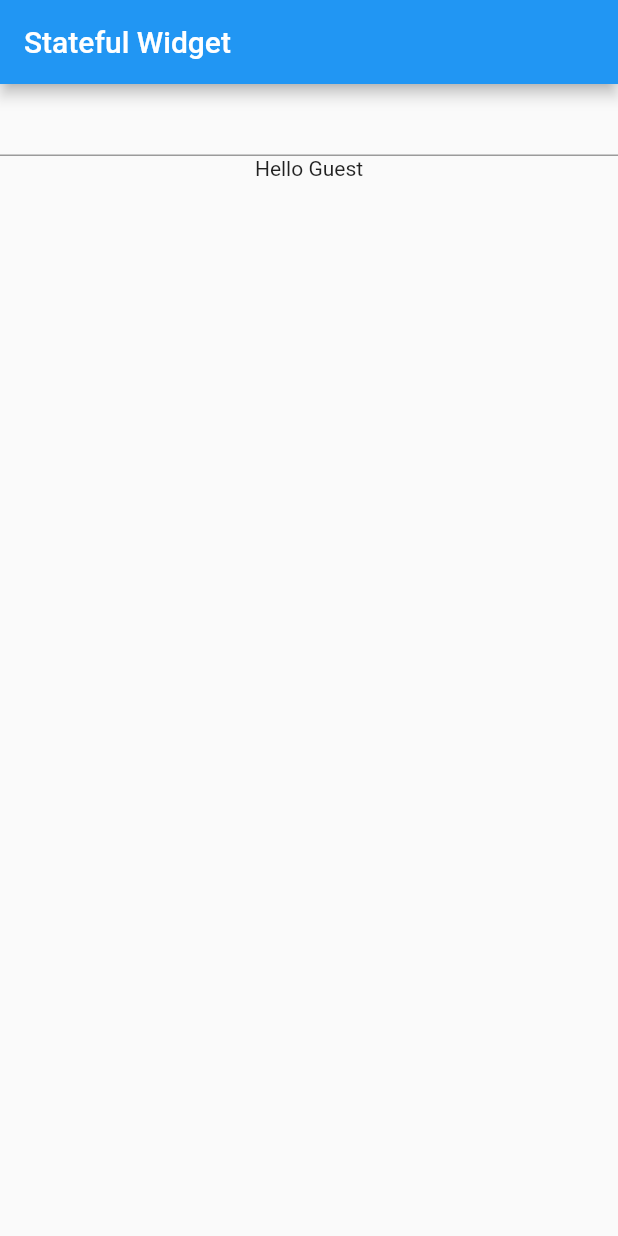
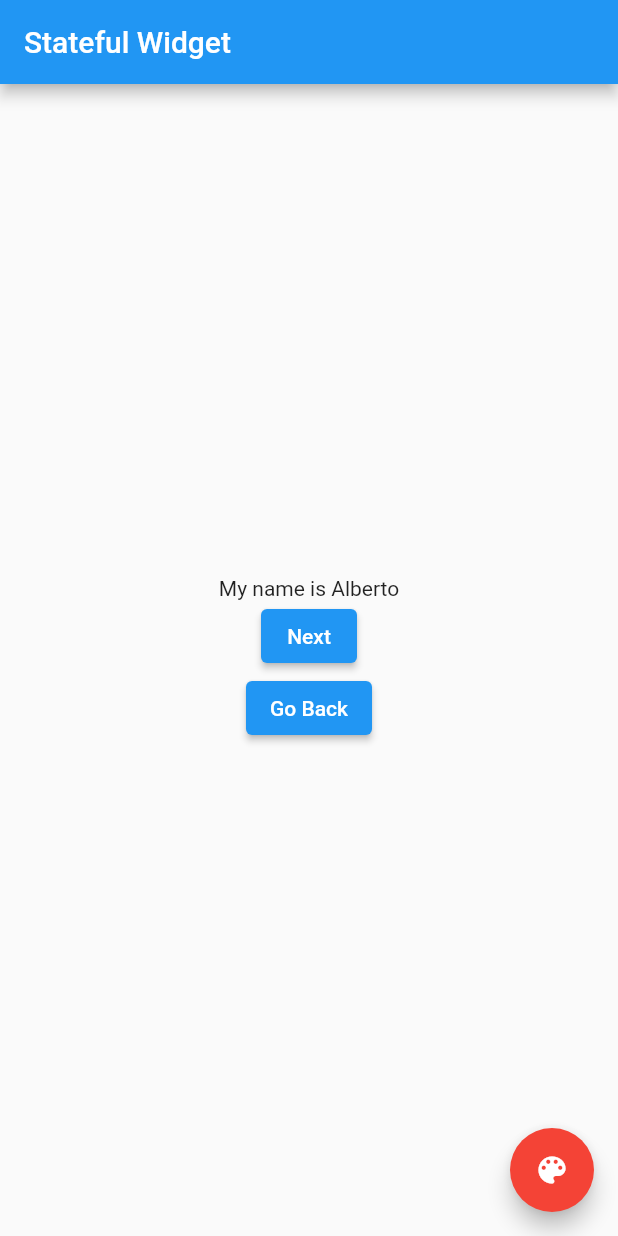
Before and after one commit to elfgodd/Job-ready-Flutter-complete-course-with-Firebase-and-Dart, a Flutter app: the screen it shows after launch, on a phone screen of 412 x 824 dp. Run offline on Flutter 3.47's test engine with Material 2 defaults, Android fonts, the phone set to English and light mode, and no system bars; key blocks and very long unbroken strings in the code were emptied for the run.

Commit message:
Stateful Widget in action

```diff
--- a/04-Understanding-Stateful-Widget/flutter_tutorial/lib/main.dart
+++ b/04-Understanding-Stateful-Widget/flutter_tutorial/lib/main.dart
@@ -1,11 +1,12 @@
 import 'package:flutter/material.dart';
 
 // import './home.dart';
-import './contact.dart';
+// import './contact.dart';
+import './stateful.dart';
 
 void main() {
   runApp(MaterialApp(
       title: 'My First App',
       // home: Text('My first Flutter Application'),
-      home: Contact()));
+      home: MyStatefulScreen()));
 }
--- /dev/null
+++ b/04-Understanding-Stateful-Widget/flutter_tutorial/lib/stateful.dart
@@ -0,0 +1,58 @@
+import 'package:flutter/material.dart';
+
+class MyStatefulScreen extends StatefulWidget {
+  const MyStatefulScreen({super.key});
+
+  @override
+  State<MyStatefulScreen> createState() => _MyStatefulScreenState();
+}
+
+class _MyStatefulScreenState extends State<MyStatefulScreen> {
+  List<String> names = ['Alberto', 'Elon', 'Bill'];
+  int i = 0;
+  Color color = Colors.red;
+
+  @override
+  Widget build(BuildContext context) {
+    return Scaffold(
+      appBar: AppBar(
+        title: Text('Stateful Widget'),
+      ),
+      floatingActionButton: FloatingActionButton(
+        child: Icon(Icons.color_lens),
+        backgroundColor: color,
+        onPressed: () {
+          setState(() {
+            color = Colors.green;
+          });
+        },
+      ),
+      body: Center(
+        child: Column(
+          mainAxisAlignment: MainAxisAlignment.center,
+          children: [
+            Text('My name is ${names[i]}'),
+            ElevatedButton(
+                onPressed: () {
+                  if (i < names.length - 1) {
+                    setState(() {
+                      i++;
+                    });
+                  }
+                },
+                child: Text('Next')),
+            ElevatedButton(
+                onPressed: () {
+                  if (i != 0) {
+                    setState(() {
+                      i--;
+                    });
+                  }
+                },
+                child: Text('Go Back')),
+          ],
+        ),
+      ),
+    );
+  }
+}
```
